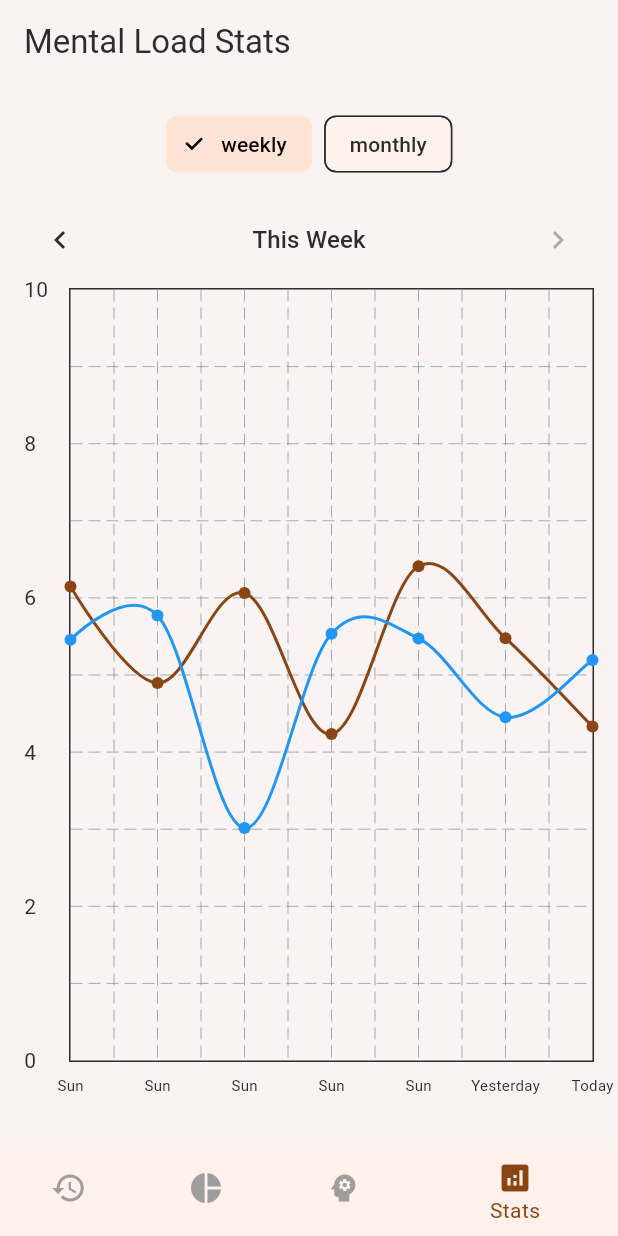
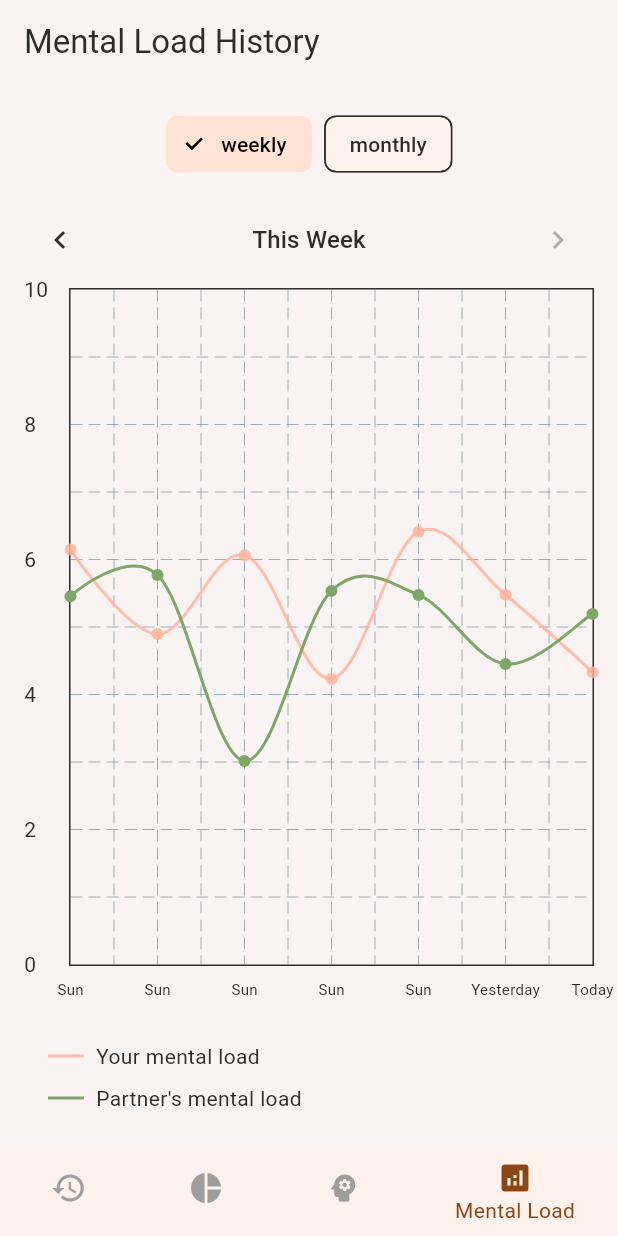
Before and after one commit to SamuelPfisterer/flutter_app, a Flutter app: the screen it shows after launch, item 4 of the bottom bar chosen, on a phone screen of 412 x 824 dp. Run offline on Flutter 3.47's test engine with Material 3 defaults, Android fonts, the phone set to English and light mode, and no system bars; drawn by our look-alikes of fl_chart; our stand-ins replace awesome_notifications, flutter_riverpod; network calls fail.

Commit message:
Changed Distribution/ Stats screen names, added labels

```diff
--- a/lib/screens/distribution_screen.dart
+++ b/lib/screens/distribution_screen.dart
@@ -40,7 +40,7 @@ class _DistributionScreenState extends ConsumerState<DistributionScreen> {
     return Scaffold(
       backgroundColor: Theme.of(context).colorScheme.background,
       appBar: AppBar(
-        title: const Text('Distribution'),
+        title: const Text('Work Distribution'),
         backgroundColor: Colors.transparent,
         elevation: 0,
       ),
--- a/lib/screens/home_screen.dart
+++ b/lib/screens/home_screen.dart
@@ -36,7 +36,7 @@ class _HomeScreenState extends State<HomeScreen> {
           ),
           BottomNavigationBarItem(
             icon: Icon(Icons.pie_chart),
-            label: 'Distribution',
+            label: 'Work Distribution',
           ),
           BottomNavigationBarItem(
             icon: Icon(Icons.psychology),
@@ -44,7 +44,7 @@ class _HomeScreenState extends State<HomeScreen> {
           ),
           BottomNavigationBarItem(
             icon: Icon(Icons.analytics),
-            label: 'Stats',
+            label: 'Mental Load',
           ),
         ],
       ),
--- a/lib/screens/stats_screen.dart
+++ b/lib/screens/stats_screen.dart
@@ -6,6 +6,7 @@ import '../providers/thoughts_provider.dart';
 import '../providers/current_user_provider.dart';
 import '../models/thought.dart';
 import '../utils/mock_data.dart';
+import '../theme/app_theme.dart';
 
 enum TimeFrame { weekly, monthly }
 
@@ -36,7 +37,7 @@ class _StatsScreenState extends ConsumerState<StatsScreen> {
     return Scaffold(
       backgroundColor: Theme.of(context).colorScheme.background,
       appBar: AppBar(
-        title: const Text('Mental Load Stats'),
+        title: const Text('Mental Load History'),
         backgroundColor: Colors.transparent,
         elevation: 0,
       ),
@@ -103,7 +104,29 @@ class _StatsScreenState extends ConsumerState<StatsScreen> {
             Expanded(
               child: thoughts.isEmpty
                   ? Center(child: Text('No thoughts yet'))
-                  : buildThoughtsChart(thoughts),
+                  : Column(
+                      children: [
+                        Expanded(child: buildThoughtsChart(thoughts)),
+                        Padding(
+                          padding: const EdgeInsets.symmetric(horizontal: 16.0, vertical: 8.0),
+                          child: Column(
+                            children: [
+                              _buildLegendItem(
+                                'Your mental load',
+                                AppColors.userColor.withOpacity(0.8),
+                                isDashed: false,
+                              ),
+                              const SizedBox(height: 8),
+                              _buildLegendItem(
+                                'Partner\'s mental load',
+                                const Color(0xFF7EA668), // Darker green derived from partnerColor
+                                isDashed: false,
+                              ),
+                            ],
+                          ),
+                        ),
+                      ],
+                    ),
             ),
           ],
         ),
@@ -236,14 +259,14 @@ class _StatsScreenState extends ConsumerState<StatsScreen> {
             LineChartBarData(
               spots: spots.real,
               isCurved: true,
-              color: Theme.of(context).colorScheme.primary,
+              color: AppColors.userColor.withOpacity(0.8),
               dotData: FlDotData(show: true),
             ),
             // Current user prediction
             LineChartBarData(
               spots: spots.predicted,
               isCurved: true,
-              color: Theme.of(context).colorScheme.primary,
+              color: AppColors.userColor.withOpacity(0.8),
               dotData: FlDotData(show: false),
               dashArray: [5, 5],
             ),
@@ -251,14 +274,14 @@ class _StatsScreenState extends ConsumerState<StatsScreen> {
             LineChartBarData(
               spots: spots.partner,
               isCurved: true,
-              color: Colors.blue,
+              color: const Color(0xFF7EA668), // Darker green derived from partnerColor
               dotData: FlDotData(show: true),
             ),
             // Partner prediction
             LineChartBarData(
               spots: spots.partnerPredicted,
               isCurved: true,
-              color: Colors.blue,
+              color: const Color(0xFF7EA668), // Darker green derived from partnerColor
               dotData: FlDotData(show: false),
               dashArray: [5, 5],
             ),
@@ -382,4 +405,63 @@ class _StatsScreenState extends ConsumerState<StatsScreen> {
       partnerPredictedSpots,
     );
   }
+
+  Widget _buildLegendItem(String text, Color color, {bool isDashed = false}) {
+    return Row(
+      children: [
+        Container(
+          width: 24,
+          height: 2,
+          decoration: BoxDecoration(
+            color: color,
+            border: isDashed ? Border.all(color: color) : null,
+          ),
+          child: isDashed
+              ? LayoutBuilder(
+                  builder: (context, constraints) {
+                    return CustomPaint(
+                      size: Size(constraints.maxWidth, 2),
+                      painter: DashedLinePainter(color: color),
+                    );
+                  },
+                )
+              : null,
+        ),
+        const SizedBox(width: 8),
+        Text(
+          text,
+          style: const TextStyle(fontSize: 14),
+        ),
+      ],
+    );
+  }
 }
+
+class DashedLinePainter extends CustomPainter {
+  final Color color;
+
+  DashedLinePainter({required this.color});
+
+  @override
+  void paint(Canvas canvas, Size size) {
+    final paint = Paint()
+      ..color = color
+      ..strokeWidth = 2;
+
+    const dashWidth = 4;
+    const dashSpace = 4;
+    var start = 0.0;
+
+    while (start < size.width) {
+      canvas.drawLine(
+        Offset(start, 0),
+        Offset(start + dashWidth, 0),
+        paint,
+      );
+      start += dashWidth + dashSpace;
+    }
+  }
+
+  @override
+  bool shouldRepaint(covariant CustomPainter oldDelegate) => false;
+}
--- a/lib/theme/app_theme.dart
+++ b/lib/theme/app_theme.dart
@@ -8,8 +8,8 @@ class AppColors {
   static const Color secondary = Color(0xFFFFE4D6);
 
   // User distinction colors
-  static const Color userColor = Color(0xFFFFD6C4);    // Warmer, brighter peach
-  static const Color partnerColor = Color(0xFFDDE8D4);  // Softer, more muted green
+  static const Color userColor = Color(0xFFFFB199);    // Stronger, more vibrant peach
+  static const Color partnerColor = Color(0xFF9DC88D);  // Stronger, more saturated green
 
   // Text colors
   static const Color onPrimary = Colors.white;
```
